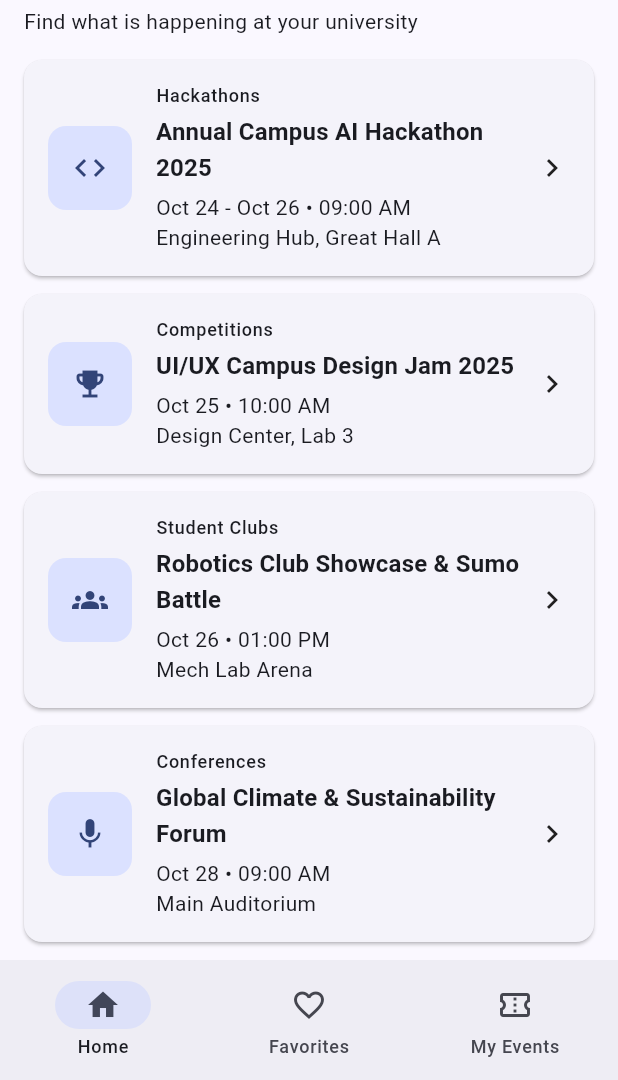
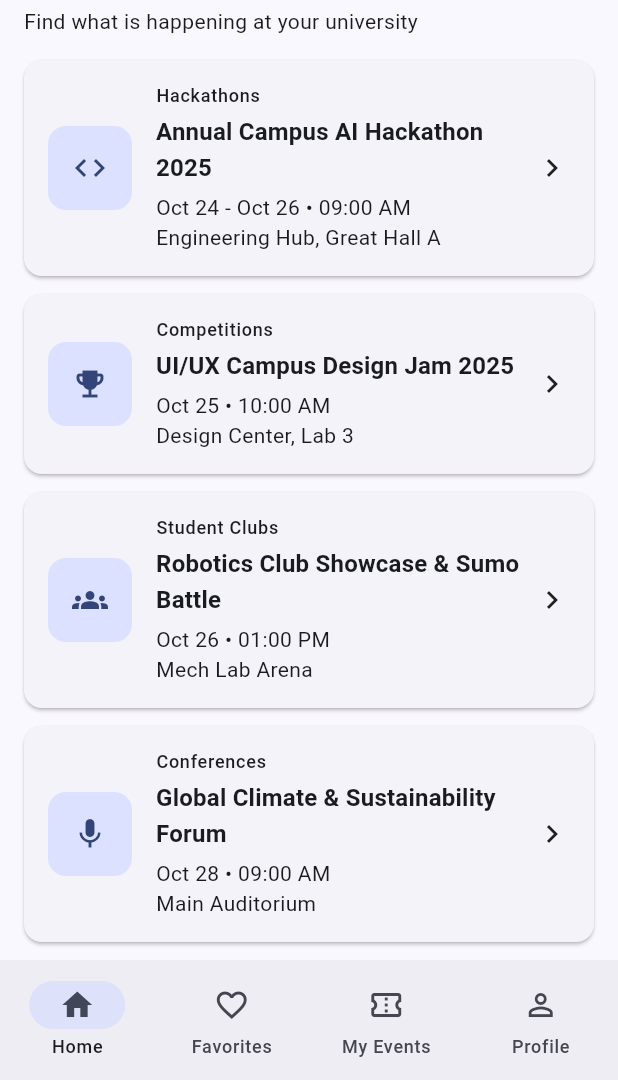
Before and after one commit to bengararoua/CampusEvents, a Flutter app: the screen it shows after launch, on a phone screen of 412 x 824 dp, the part 156-1236 px from its top. Run offline on Flutter 3.47's test engine with Material 3 defaults, Android fonts, the phone set to English and light mode, and no system bars.

Commit message:
Liaison de l'écran Profil à la barre de navigation

```diff
--- a/lib/screens/main_screen.dart
+++ b/lib/screens/main_screen.dart
@@ -2,6 +2,7 @@ import 'package:flutter/material.dart';
 import 'favorites_screen.dart';
 import 'home_screen.dart';
 import 'my_registrations_screen.dart';
+import 'profile_screen.dart';
 
 class MainScreen extends StatefulWidget {
   const MainScreen({super.key});
@@ -13,10 +14,12 @@ class MainScreen extends StatefulWidget {
 class _MainScreenState extends State<MainScreen> {
   int _currentIndex = 0;
 
+  // AJOUT 2 : Ajout de ProfileScreen dans la liste
   final List<Widget> _pages = const [
     HomeScreen(),
     FavoritesScreen(),
     MyRegistrationsScreen(),
+    ProfileScreen(),
   ];
 
   @override
@@ -46,6 +49,12 @@ class _MainScreenState extends State<MainScreen> {
             selectedIcon: Icon(Icons.confirmation_number),
             label: 'My Events',
           ),
+          // AJOUT 3 : La destination Profile
+          NavigationDestination(
+            icon: Icon(Icons.person_outline),
+            selectedIcon: Icon(Icons.person),
+            label: 'Profile',
+          ),
         ],
       ),
     );
```
